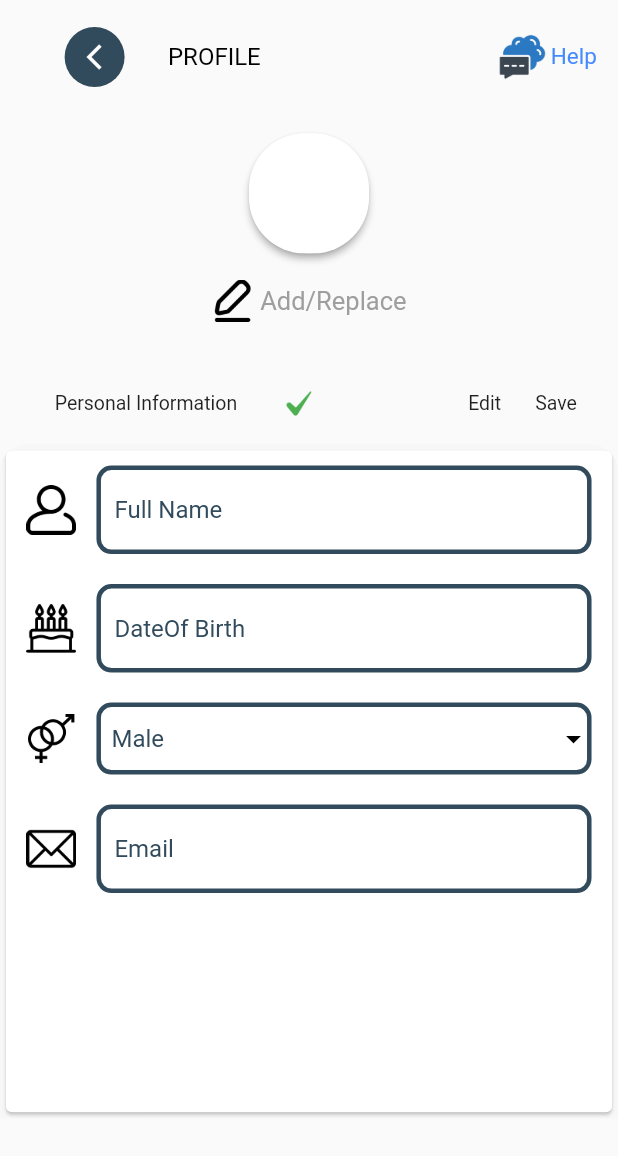
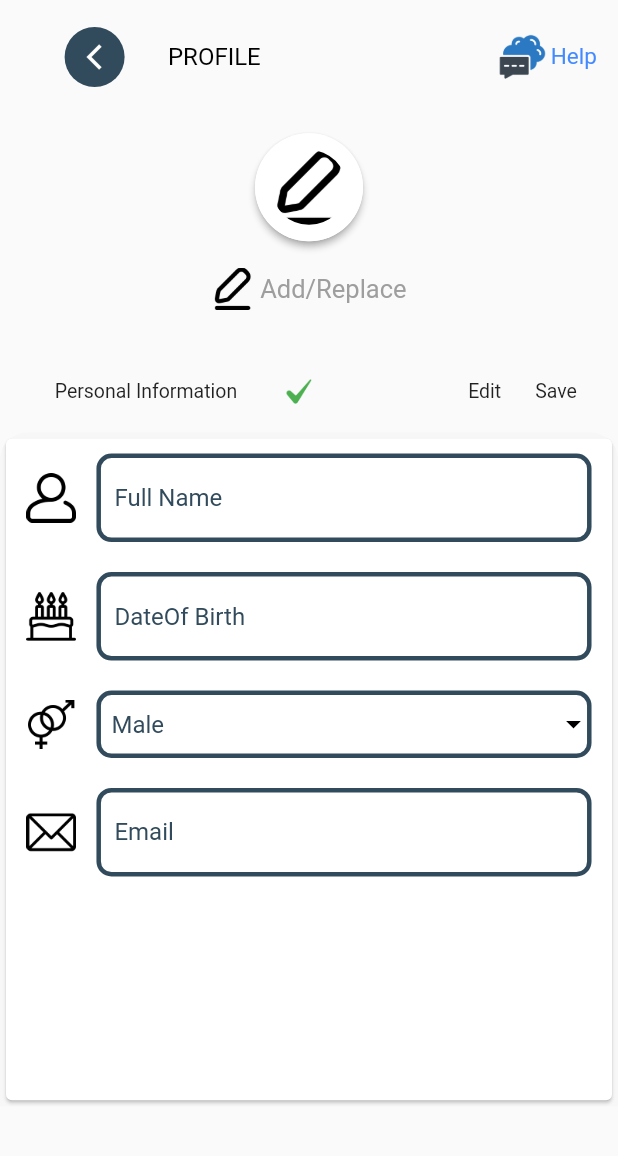
Before and after one commit to arjunganesh123/Saratthi-Consumer, a Flutter app: the ProfileForm screen opened directly, on a phone screen of 412 x 824 dp. Shown: the top 1156 px of the screen. Run offline on Flutter 3.47's test engine with Material 2 defaults, Android fonts, the light colour scheme and no system bars; our stand-ins replace dio, firebase_auth, firebase_core, flutter_switch, fluttertoast, font_awesome_flutter and 7 more; missing offline and left inert: flutter_google_places, google_api_headers, google_maps_webservice, map_location_picker, place_picker, progress_indicator and 1 more; accounts and stored records are empty; network calls fail; Roboto replaces fonts that are missing (Luxia, tgm); project files that could hold a hidden picture were left out.

Commit message:
Some imp fixes

```diff
--- a/lib/Views/Login/edit user.dart
+++ b/lib/Views/Login/edit user.dart
@@ -1,6 +1,12 @@
+import 'dart:io';
+
 import 'package:firebase_auth/firebase_auth.dart';
 import 'package:flutter/material.dart';
+import 'package:flutter/services.dart';
 import 'package:fluttertoast/fluttertoast.dart';
+import 'package:image_picker/image_picker.dart';
+import 'package:saratthi_consumer/Services/customer_profile_pic.dart';
+import 'package:shared_preferences/shared_preferences.dart';
 import '../../Components/custom_spacing.dart';
 import '../../Components/custom_text.dart';
 import '../../Constants/size_config.dart';
@@ -21,6 +27,7 @@ class _ProfileFormState extends State<ProfileForm> {
   TextEditingController dob = TextEditingController();
   TextEditingController email = TextEditingController();
   TextEditingController gender = TextEditingController();
+  XFile? imageFile;
   String? dropValue = "Male";
   int? userId;
   DateTime? _selectedDate;
@@ -46,6 +53,18 @@ class _ProfileFormState extends State<ProfileForm> {
     });
   }
 
+  File? image;
+  Future pickImage() async {
+    try {
+      final image = await ImagePicker().pickImage(source: ImageSource.gallery);
+      if (image == null) return;
+      final imageTemp = File(image.path);
+      setState(() => this.image = imageTemp);
+    } on PlatformException catch (e) {
+      print('Failed to pick image: $e');
+    }
+  }
+
   void initState() {
     super.initState();
     WidgetsBinding.instance.addPostFrameCallback((_) {
@@ -55,10 +74,13 @@ class _ProfileFormState extends State<ProfileForm> {
 
   _asyncMethod() async {
     phoneNo = await getPhoneFromLocal();
+
     var response = await driverProfile(PhoneNo: phoneNo);
     userId = response.id;
     nameController.text = response.fullname!;
     name = response.fullname!;
+    final prefs = await SharedPreferences.getInstance();
+
     email.text = response.email!;
     dob.text = DateFormat("dd-MMMM-yyyy").format(
       DateTime.parse(response.dob!),
@@ -149,10 +171,28 @@ class _ProfileFormState extends State<ProfileForm> {
                     shape: RoundedRectangleBorder(
                       borderRadius: BorderRadius.circular(37),
                     ),
-                    child: const CircleAvatar(
-                      radius: 40,
-                      backgroundColor: Colors.white,
-                    ),
+                    child: CircleAvatar(
+                        radius: 36,
+                        backgroundColor: Colors.white,
+                        child: image != null
+                            ? ClipRRect(
+                                borderRadius: BorderRadius.circular(50),
+                                child: Image.file(
+                                  image!,
+                                  width: 100,
+                                  height: 100,
+                                  fit: BoxFit.cover,
+                                ),
+                              )
+                            : ClipRRect(
+                                borderRadius: BorderRadius.circular(50),
+                                child: Image.asset(
+                                  "assets/Icons/048-write.png",
+                                  width: 50,
+                                  height: 50,
+                                  fit: BoxFit.cover,
+                                ),
+                              )),
                   ),
                 ),
                 Row(
@@ -164,8 +204,15 @@ class _ProfileFormState extends State<ProfileForm> {
                         6 * w,
                       ),
                     ),
-                    CustomText(
-                        text: " Add/Replace", color: Colors.grey, fontSize: 17)
+                    InkWell(
+                      onTap: () {
+                        pickImage();
+                      },
+                      child: CustomText(
+                          text: " Add/Replace",
+                          color: Colors.grey,
+                          fontSize: 17),
+                    )
                   ],
                 )
               ],
@@ -189,8 +236,10 @@ class _ProfileFormState extends State<ProfileForm> {
                       email: email.text,
                       gender: dropValue,
                     );
+                    var res =
+                        await CustProfilePicUp(userId: userId, file: image);
                     Fluttertoast.showToast(
-                        msg: "${response.message}",
+                        msg: "${response.message} ${res.message}",
                         toastLength: Toast.LENGTH_SHORT,
                         gravity: ToastGravity.CENTER,
                         timeInSecForIosWeb: 1,
@@ -268,6 +317,7 @@ class _ProfileFormState extends State<ProfileForm> {
                             ),
                             Container(
                               width: getProportionateScreenWidth(70 * w),
+                              height: getProportionateScreenHeight(5 * h),
                               child: DropdownButtonFormField(
                                 decoration: const InputDecoration(
                                   hintStyle: TextStyle(
--- a/pubspec.yaml
+++ b/pubspec.yaml
@@ -65,6 +65,8 @@ dependencies:
   progress_indicator: ^0.2.2
   radio_button_form_field: ^0.0.4-nullsafety.1
   shared_preferences: ^2.0.15
+  image_picker: ^0.8.5+3
+  dio: ^4.0.6
 
 
 
```
Also changed, not shown: lib/Components/Navdrawer.dart (+3 -5 lines), lib/Helpers/shared_services.dart (+16 -0 lines), lib/Services/customer_profile_pic.dart (added, +22 -0 lines), lib/Services/verify_pic.dart (added, +15 -0 lines), lib/Views/Login/newuser.dart (+17 -10 lines), lib/Views/Login/settingspage.dart (+29 -6 lines), pubspec.lock, 1 other file.
